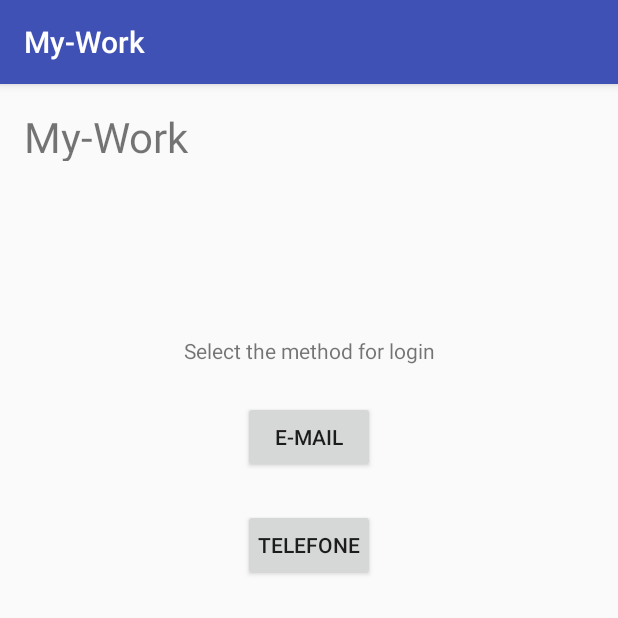
After one commit to JoelGamer/My-Work_App, an Android app: the MyWorkLogSelector screen opened directly, with no data from a screen before it, on a phone screen of 412 x 824 dp, the top half of it. The commit adds this screen. Run offline under Robolectric (Android 15) with nearby library versions, the phone set to English and light mode, and no system bars.

Commit message:
My-Work A-1.2
Melhoramentos no login e no firebase

```diff
--- a/app/src/main/AndroidManifest.xml
+++ b/app/src/main/AndroidManifest.xml
@@ -23,7 +23,9 @@
         <activity android:name=".MyWorkSettings" />
         <activity android:name=".MyWorkMain" />
         <activity android:name=".MyWorkLogin" />
-        <activity android:name=".MyWorkRegisterFirebase"></activity>
+        <activity android:name=".MyWorkRegisterFirebase" />
+        <activity android:name=".MyWorkLogSelector" />
+        <activity android:name=".MyWorkLoginTel"></activity>
     </application>
 
 </manifest>
--- /dev/null
+++ b/app/src/main/java/guitheodoro/gmail/com/myworkapp/MyWorkLogSelector.java
@@ -0,0 +1,13 @@
+package guitheodoro.gmail.com.myworkapp;
+
+import android.support.v7.app.AppCompatActivity;
+import android.os.Bundle;
+
+public class MyWorkLogSelector extends AppCompatActivity {
+
+    @Override
+    protected void onCreate(Bundle savedInstanceState) {
+        super.onCreate(savedInstanceState);
+        setContentView(R.layout.activity_my_work_log_selector);
+    }
+}
--- /dev/null
+++ b/app/src/main/res/layout/activity_my_work_log_selector.xml
@@ -0,0 +1,56 @@
+<?xml version="1.0" encoding="utf-8"?>
+<android.support.constraint.ConstraintLayout xmlns:android="http://schemas.android.com/apk/res/android"
+    xmlns:app="http://schemas.android.com/apk/res-auto"
+    xmlns:tools="http://schemas.android.com/tools"
+    android:layout_width="match_parent"
+    android:layout_height="match_parent"
+    tools:context="guitheodoro.gmail.com.myworkapp.MyWorkLogSelector">
+
+    <TextView
+        android:id="@+id/textView"
+        android:layout_width="wrap_content"
+        android:layout_height="35dp"
+        android:layout_marginStart="16dp"
+        android:layout_marginTop="16dp"
+        android:text="My-Work"
+        android:textSize="28sp"
+        app:layout_constraintStart_toStartOf="parent"
+        app:layout_constraintTop_toTopOf="parent" />
+
+    <TextView
+        android:id="@+id/textView4"
+        android:layout_width="wrap_content"
+        android:layout_height="wrap_content"
+        android:layout_marginEnd="8dp"
+        android:layout_marginStart="8dp"
+        android:layout_marginTop="168dp"
+        android:text="@string/lblSelect"
+        app:layout_constraintEnd_toEndOf="parent"
+        app:layout_constraintStart_toStartOf="parent"
+        app:layout_constraintTop_toTopOf="parent" />
+
+    <Button
+        android:id="@+id/btnEmail"
+        android:layout_width="wrap_content"
+        android:layout_height="wrap_content"
+        android:layout_marginEnd="8dp"
+        android:layout_marginStart="8dp"
+        android:layout_marginTop="24dp"
+        android:text="@string/Email"
+        app:layout_constraintEnd_toEndOf="parent"
+        app:layout_constraintStart_toStartOf="parent"
+        app:layout_constraintTop_toBottomOf="@+id/textView4" />
+
+    <Button
+        android:id="@+id/btnTel"
+        android:layout_width="wrap_content"
+        android:layout_height="wrap_content"
+        android:layout_marginEnd="8dp"
+        android:layout_marginStart="8dp"
+        android:layout_marginTop="24dp"
+        android:text="@string/Telefone"
+        app:layout_constraintEnd_toEndOf="parent"
+        app:layout_constraintStart_toStartOf="parent"
+        app:layout_constraintTop_toBottomOf="@+id/btnEmail" />
+
+</android.support.constraint.ConstraintLayout>
--- /dev/null
+++ b/app/src/main/res/layout/my_work_main_chat.xml
@@ -0,0 +1,6 @@
+<?xml version="1.0" encoding="utf-8"?>
+<android.support.constraint.ConstraintLayout
+    xmlns:android="http://schemas.android.com/apk/res/android" android:layout_width="match_parent"
+    android:layout_height="match_parent">
+
+</android.support.constraint.ConstraintLayout>
--- /dev/null
+++ b/app/src/main/res/layout/my_work_main_main.xml
@@ -0,0 +1,6 @@
+<?xml version="1.0" encoding="utf-8"?>
+<android.support.constraint.ConstraintLayout
+    xmlns:android="http://schemas.android.com/apk/res/android" android:layout_width="match_parent"
+    android:layout_height="match_parent">
+
+</android.support.constraint.ConstraintLayout>
--- /dev/null
+++ b/app/src/main/res/layout/my_work_main_notf.xml
@@ -0,0 +1,6 @@
+<?xml version="1.0" encoding="utf-8"?>
+<android.support.constraint.ConstraintLayout
+    xmlns:android="http://schemas.android.com/apk/res/android" android:layout_width="match_parent"
+    android:layout_height="match_parent">
+
+</android.support.constraint.ConstraintLayout>
--- a/app/src/main/res/menu/menu_main.xml
+++ b/app/src/main/res/menu/menu_main.xml
@@ -5,6 +5,10 @@
     <item
         android:id="@+id/act_settings"
         android:orderInCategory="100"
-        android:title="Settings"
+        android:title="@string/settings"
         app:showAsAction="never" />
+    <item
+        android:id="@+id/act_signout"
+        android:orderInCategory="101"
+        android:title="@string/logout" />
 </menu>
--- a/app/src/main/res/values/firebase_ref.xml
+++ /dev/null
@@ -1,4 +0,0 @@
-<?xml version="1.0" encoding="utf-8"?>
-<resources>
-    <string name="User_ref">Users/</string>
-</resources>
--- a/app/src/main/res/values/strings.xml
+++ b/app/src/main/res/values/strings.xml
@@ -1,11 +1,14 @@
 <resources>
     <string name="app_name">My-Work</string>
-
-    <string name="dbConn">jdbc:mysql://192.168.0.16:3306/my-work</string>
-    <string name="dbDriver">com.mysql.jdbc.Driver</string>
-    <string name="dbUsr">root</string>
-    <string name="dbPsw">root</string>
-
     <string name="section_format">Hello World from section: %1$d</string>
     <string name="nav_autor">Teste</string>
+
+    <!--Menu layout-->
+    <string name="logout">Sign Out</string>
+    <string name="settings">Settings</string>
+
+    <!--Login Selector layout-->
+    <string name="lblSelect">Select the method for login</string>
+    <string name="Email">E-mail</string>
+    <string name="Telefone">Telefone</string>
 </resources>
```
Also changed, not shown: app/build.gradle (+9 -5 lines), app/src/main/java/guitheodoro/gmail/com/myworkapp/MyWorkLogin.java (+0 -32 lines), app/src/main/java/guitheodoro/gmail/com/myworkapp/MyWorkLoginTel.java (added, +13 -0 lines), app/src/main/java/guitheodoro/gmail/com/myworkapp/MyWorkMain.java (+63 -26 lines), app/src/main/java/guitheodoro/gmail/com/myworkapp/MyWorkMainFrag.java (added, +13 -0 lines), app/src/main/res/layout/activity_my_work_login_tel.xml (added, +9 -0 lines), app/src/main/res/layout/activity_my_work_main.xml (+49 -2 lines), 1 other file.
